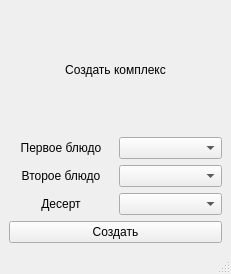
This is addlunchwindow.ui in Hipp0Shok/Lab1GUI as Qt 5 draws it before an edit. The edited form follows.
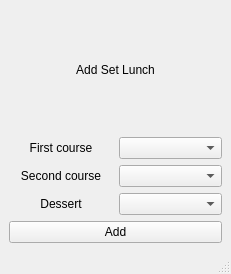
This is the edited form.

What changed in the file:
```diff
--- a/addlunchwindow.ui
+++ b/addlunchwindow.ui
@@ -38,7 +38,7 @@
          </size>
         </property>
         <property name="text">
-         <string>Создать комплекс</string>
+         <string>Add Set Lunch</string>
         </property>
         <property name="alignment">
          <set>Qt::AlignCenter</set>
@@ -50,7 +50,7 @@
         <item>
          <widget class="QLabel" name="label_2">
           <property name="text">
-           <string>Первое блюдо</string>
+           <string>First course</string>
           </property>
           <property name="alignment">
            <set>Qt::AlignCenter</set>
@@ -67,7 +67,7 @@
         <item>
          <widget class="QLabel" name="label_3">
           <property name="text">
-           <string>Второе блюдо</string>
+           <string>Second course</string>
           </property>
           <property name="alignment">
            <set>Qt::AlignCenter</set>
@@ -84,7 +84,7 @@
         <item>
          <widget class="QLabel" name="label_4">
           <property name="text">
-           <string>Десерт</string>
+           <string>Dessert</string>
           </property>
           <property name="alignment">
            <set>Qt::AlignCenter</set>
@@ -99,7 +99,7 @@
       <item>
        <widget class="QPushButton" name="addLunchButton">
         <property name="text">
-         <string>Создать</string>
+         <string>Add</string>
         </property>
        </widget>
       </item>
```
